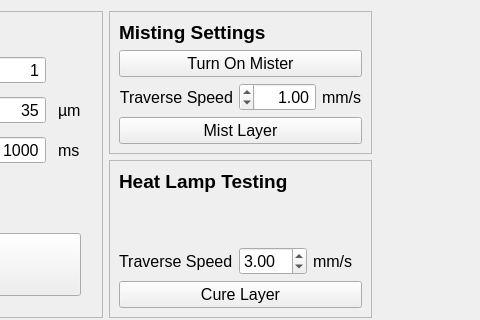
Before: the Qt Designer form src/ui/powdersetupwidget.ui in BYUCreateResearchLab/CREATE_LAB_Binder_Jet_Printer, drawn with Qt 5; both pictures show x 533 to 1013 and y 0 to 320 of the 1235 by 634 pixel window.
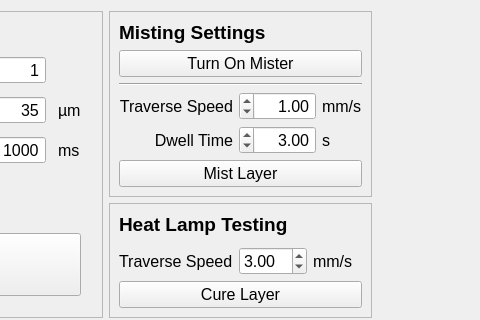
After: the same form once the commit is applied.

Commit message: Mister Dwell

```diff
--- a/src/ui/powdersetupwidget.ui
+++ b/src/ui/powdersetupwidget.ui
@@ -47,23 +47,27 @@
       <enum>QFrame::Sunken</enum>
      </property>
      <layout class="QGridLayout" name="gridLayout">
-      <item row="2" column="0">
-       <widget class="QLabel" name="label_9">
-        <property name="text">
-         <string>Traverse Speed</string>
-        </property>
-        <property name="alignment">
-         <set>Qt::AlignRight|Qt::AlignTrailing|Qt::AlignVCenter</set>
-        </property>
-       </widget>
-      </item>
-      <item row="2" column="2">
+      <item row="3" column="2">
        <widget class="QLabel" name="label_10">
         <property name="text">
          <string>mm/s</string>
         </property>
        </widget>
       </item>
+      <item row="1" column="0" colspan="3">
+       <widget class="QPushButton" name="toggleMisterButton">
+        <property name="text">
+         <string>Turn On Mister</string>
+        </property>
+       </widget>
+      </item>
+      <item row="4" column="2">
+       <widget class="QLabel" name="label_12">
+        <property name="text">
+         <string>s</string>
+        </property>
+       </widget>
+      </item>
       <item row="0" column="0" colspan="3">
        <widget class="QLabel" name="mistingSettingsLabel">
         <property name="font">
@@ -80,14 +84,53 @@
         </property>
        </widget>
       </item>
-      <item row="3" column="0" colspan="3">
+      <item row="5" column="0" colspan="3">
        <widget class="QPushButton" name="mistLayerButton">
         <property name="text">
          <string>Mist Layer</string>
         </property>
        </widget>
       </item>
-      <item row="2" column="1">
+      <item row="4" column="1">
+       <widget class="QDoubleSpinBox" name="misterDwellTimeSpinBox">
+        <property name="layoutDirection">
+         <enum>Qt::RightToLeft</enum>
+        </property>
+        <property name="alignment">
+         <set>Qt::AlignRight|Qt::AlignTrailing|Qt::AlignVCenter</set>
+        </property>
+        <property name="minimum">
+         <double>0.000000000000000</double>
+        </property>
+        <property name="maximum">
+         <double>20.000000000000000</double>
+        </property>
+        <property name="value">
+         <double>3.000000000000000</double>
+        </property>
+       </widget>
+      </item>
+      <item row="3" column="0">
+       <widget class="QLabel" name="label_9">
+        <property name="text">
+         <string>Traverse Speed</string>
+        </property>
+        <property name="alignment">
+         <set>Qt::AlignRight|Qt::AlignTrailing|Qt::AlignVCenter</set>
+        </property>
+       </widget>
+      </item>
+      <item row="4" column="0">
+       <widget class="QLabel" name="label_11">
+        <property name="text">
+         <string>Dwell Time</string>
+        </property>
+        <property name="alignment">
+         <set>Qt::AlignRight|Qt::AlignTrailing|Qt::AlignVCenter</set>
+        </property>
+       </widget>
+      </item>
+      <item row="3" column="1">
        <widget class="QDoubleSpinBox" name="mistTraverseSpeedSpinBox">
         <property name="layoutDirection">
          <enum>Qt::RightToLeft</enum>
@@ -106,10 +149,10 @@
         </property>
        </widget>
       </item>
-      <item row="1" column="0" colspan="3">
-       <widget class="QPushButton" name="toggleMisterButton">
-        <property name="text">
-         <string>Turn On Mister</string>
+      <item row="2" column="0" colspan="3">
+       <widget class="Line" name="line">
+        <property name="orientation">
+         <enum>Qt::Horizontal</enum>
         </property>
        </widget>
       </item>
```
Left out of the diff: 1 changed line with no effect on the pictures. The commit also changes 4 other files.
